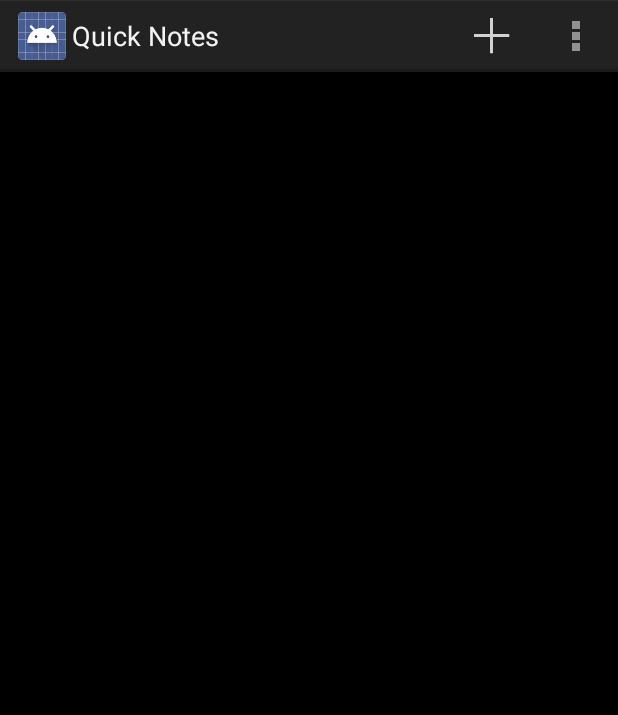
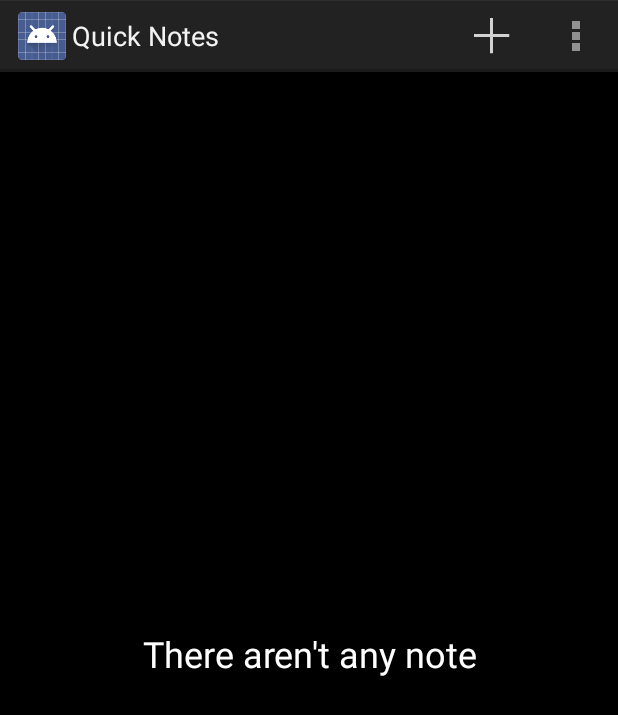
Before and after one commit to AntonioDiaz/QuickNotesApp, an Android app: the screen it shows after launch (MainActivity), on a phone screen of 412 x 824 dp. Shown: the top 715 px of the screen. Run offline under Robolectric (Android 15) with nearby library versions, the phone set to English and light mode, and no system bars.

Commit message:
Mostrar teclado al crear la actividad de edicion. Coloca el cursor al final del texto. En la lista de notas pinta la barra de division al inicio.

```diff
--- a/app/src/main/AndroidManifest.xml
+++ b/app/src/main/AndroidManifest.xml
@@ -21,6 +21,7 @@
         <activity
             android:name=".EditNoteActivity"
             android:label="@string/title_activity_edit"
+            android:windowSoftInputMode="stateVisible"
             android:parentActivityName=".MainActivity">
             <meta-data
                 android:name="android.support.PARENT_ACTIVITY"
--- a/app/src/main/java/com/example/toni/myapplication/ComplexListAdapter.java
+++ b/app/src/main/java/com/example/toni/myapplication/ComplexListAdapter.java
@@ -47,8 +47,13 @@ public class ComplexListAdapter extends BaseAdapter {
         } else {
             view = convertView;
         }
+
         TextView title = (TextView)view.findViewById(R.id.note_name);
         title.setText(notesList.getNotes().get(position).getName());
+        if (position==0) {
+            View viewDivisor = view.findViewById(R.id.head_divider);
+            viewDivisor.setVisibility(View.VISIBLE);
+        }
         return view;
     }
 
--- a/app/src/main/res/layout/activity_main.xml
+++ b/app/src/main/res/layout/activity_main.xml
@@ -1,5 +1,6 @@
-<RelativeLayout xmlns:android="http://schemas.android.com/apk/res/android"
-    xmlns:tools="http://schemas.android.com/tools"
+<RelativeLayout
+        xmlns:android="http://schemas.android.com/apk/res/android"
+        xmlns:tools="http://schemas.android.com/tools"
     android:layout_width="match_parent"
     android:layout_height="match_parent"
     android:background="@android:color/black"
@@ -9,26 +10,34 @@
     android:paddingTop="@dimen/activity_vertical_margin"
     tools:context=".MainActivity">
 
-    <LinearLayout
+    <RelativeLayout
         android:layout_width="match_parent"
         android:layout_height="match_parent"
         android:background="@android:color/background_dark"
         android:orientation="vertical">
 
+        <TextView
+            android:id="@+id/textview_no_notes"
+            android:layout_width="wrap_content"
+            android:layout_height="wrap_content"
+            android:gravity="center_vertical|center_horizontal"
+            android:textColor="@android:color/white"
+            android:textSize="24sp"
+            android:text="@string/no_notes"
+            android:layout_centerVertical="true"
+            android:layout_centerHorizontal="true" />
+
         <ListView
+
             android:id="@id/android:list"
-            android:layout_width="fill_parent"
+            android:layout_width="match_parent"
             android:layout_height="match_parent"
             android:divider="@android:color/white"
-            android:dividerHeight="2px"
+            android:dividerHeight="1dp"
+            android:layout_gravity="center_vertical"
             android:footerDividersEnabled="true"
-            android:headerDividersEnabled="true"
-            ></ListView>
+            android:headerDividersEnabled="true"/>
 
-        <TextView
-            android:id="@+id/textview_no_notes"
-            android:layout_width="fill_parent"
-            android:layout_height="fill_parent"
-            android:text="@string/no_notes" />
-    </LinearLayout>
+
+    </RelativeLayout>
 </RelativeLayout>
```
Also changed, not shown: app/src/main/java/com/example/toni/myapplication/EditNoteActivity.java (+40 -5 lines), app/src/main/res/layout/my_item.xml (+12 -7 lines).
